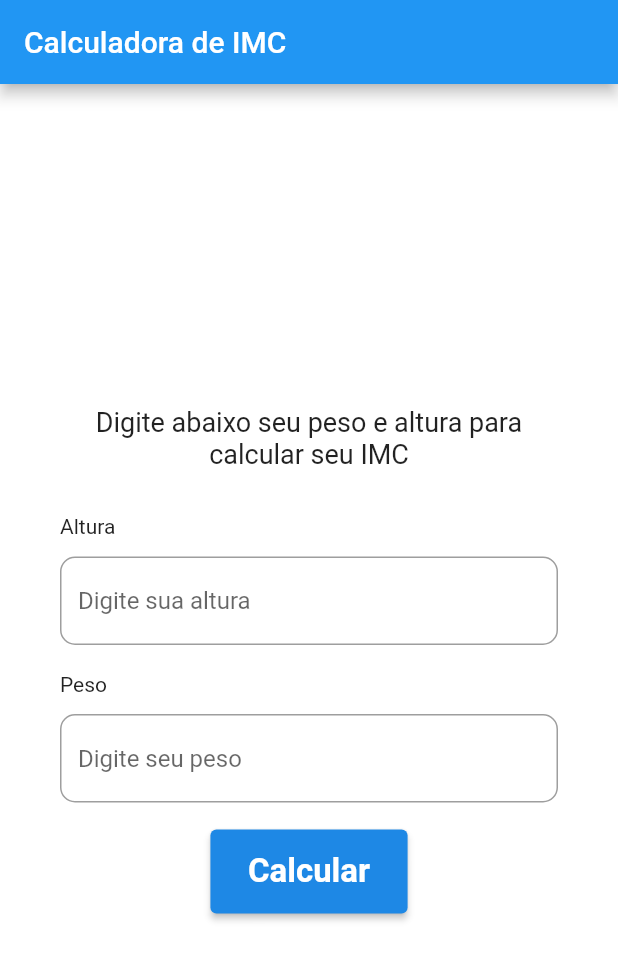
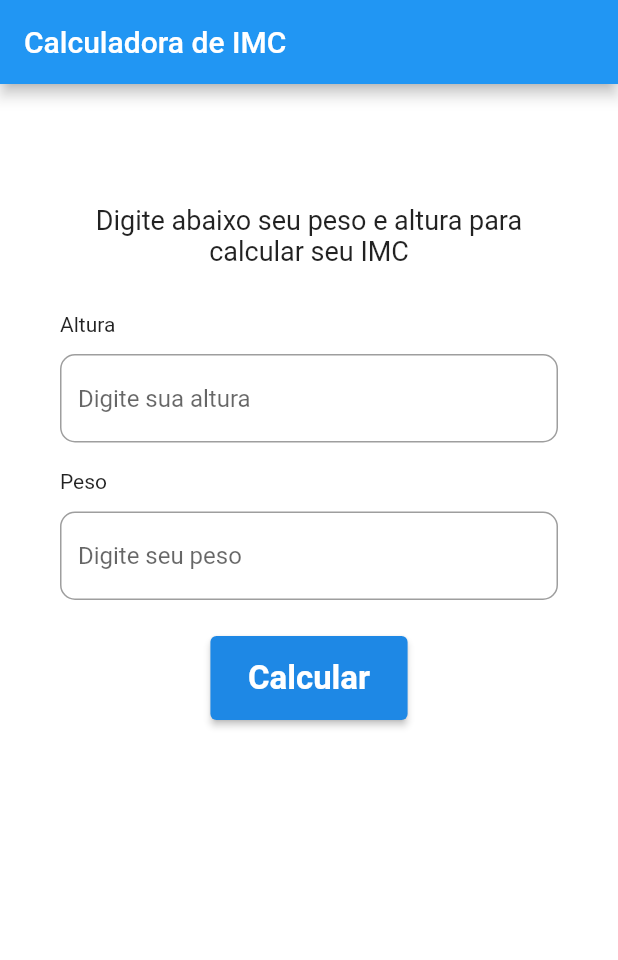
Before and after one commit to tauamendonca/flutter_imc_calculator, a Flutter app: the screen it shows after launch, on a phone screen of 412 x 824 dp. Shown: the top 960 px of the screen. Run offline on Flutter 3.47's test engine with Material 2 defaults, Android fonts, the phone set to English and light mode, and no system bars.

```diff
--- a/lib/components/calculator/imc_calculator_widget.dart
+++ b/lib/components/calculator/imc_calculator_widget.dart
@@ -21,24 +21,24 @@ class _ImcCalculatorState extends State<ImcCalculator> {
   Widget build(BuildContext context) {
     return Scaffold(
       key: scaffoldKey,
+      resizeToAvoidBottomInset: false,
       backgroundColor: Colors.white,
       appBar: AppBar(title: const Text("Calculadora de IMC")),
-        body: Center(
-            child: Padding(
-                padding: const EdgeInsets.only(left: 40, right: 40),
-                //Construção do Form com 2 inputs e um botão
+      body: Padding(
+          padding: const EdgeInsets.only(top: 80, left: 40, right: 40),
+          child: SingleChildScrollView(
             child: Column(
               mainAxisAlignment: MainAxisAlignment.center,
               children: [
-                    Padding(
-                      padding: const EdgeInsets.only(bottom: 30),
-                      child: AnimatedBuilder(
+                AnimatedBuilder(
                     animation: controller,
                     builder: (context, widget) {
                       return (Text(controller.textStart,
                           textAlign: TextAlign.center,
                           style: const TextStyle(fontSize: 18)));
                     }),
+                const SizedBox(
+                  height: 30,
                 ),
                 Form(
                   child: Column(
@@ -46,31 +46,35 @@ class _ImcCalculatorState extends State<ImcCalculator> {
                       InputText(
                           label: "Altura",
                           hint: "Digite sua altura",
+                          keyboardType: TextInputType.number,
                           // validator: (value) => value.length < 3 ||
                           //         value.length >= 4
                           //     ? null
                           //     : "Digite uma altura válida, ou contate o Guiness World Records",
-                              onChanged: (value) => controller.onChange(
-                                  altura: double.parse(value))),
+                          onChanged: (value) =>
+                              controller.onChange(altura: double.parse(value))),
                       const SizedBox(
                         height: 18,
                       ),
                       InputText(
                           label: "Peso",
                           hint: "Digite seu peso",
+                          keyboardType: TextInputType.number,
                           // validator: (value) => value.length >= 4
                           //     ? null
                           //     : "Você é pesado demais para um ser humano, Gundams não precisam de IMC",
-                              onChanged: (value) => controller.onChange(
-                                  peso: double.parse(value))),
+                          onChanged: (value) =>
+                              controller.onChange(peso: double.parse(value))),
                       const SizedBox(
-                            height: 18,
+                        height: 24,
                       ),
                       CalcButton(controller: controller),
                     ],
                   ),
                 ),
               ],
-                ))));
+            ),
+          )),
+    );
   }
 }
--- a/lib/components/input_text/input_text.dart
+++ b/lib/components/input_text/input_text.dart
@@ -15,7 +15,7 @@ class InputText extends StatelessWidget {
     this.onChanged,
     this.validator,
     this.inputFormatters, //pesquisar
-    this.keyboardType, //pesquisar
+    this.keyboardType,
   }) : super(key: key);
 
   @override
@@ -32,6 +32,7 @@ class InputText extends StatelessWidget {
           keyboardType: keyboardType,
           inputFormatters: inputFormatters,
           onChanged: onChanged,
+          scrollPadding: const EdgeInsets.only(bottom: 40),
           validator: (value) {
             if (validator != null) {
               return validator!(value ?? "");
```
Also changed, not shown: lib/components/controllers/imc_controller.dart (+23 -2 lines). Lines whose indentation alone changed are shown as unchanged.
